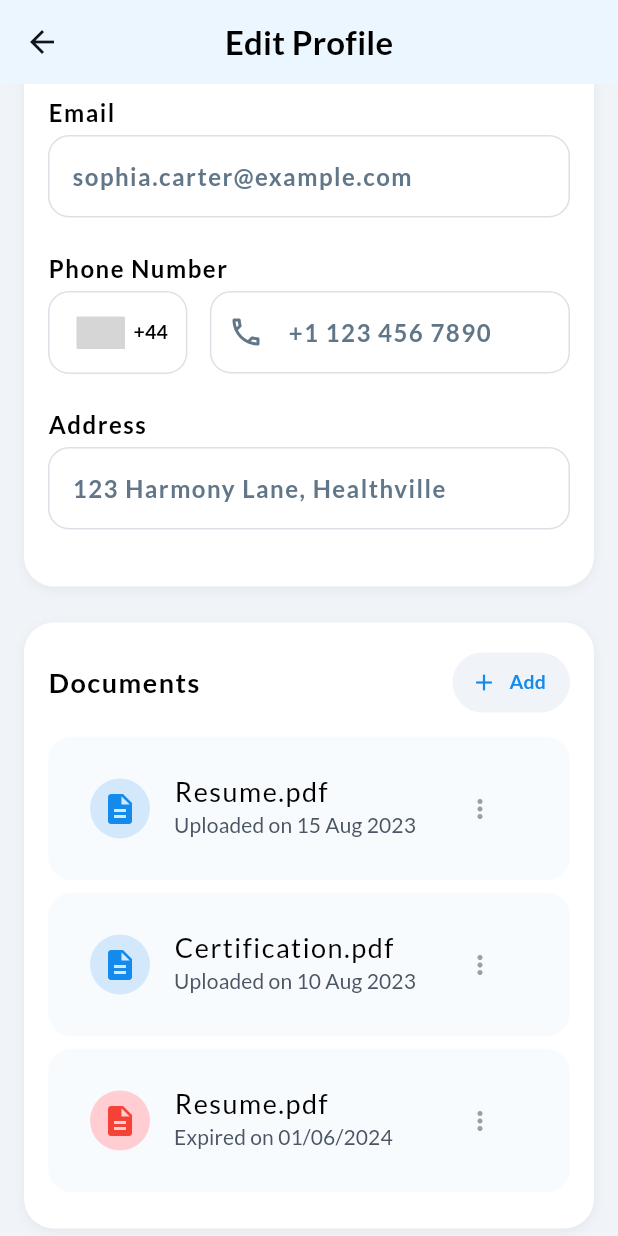
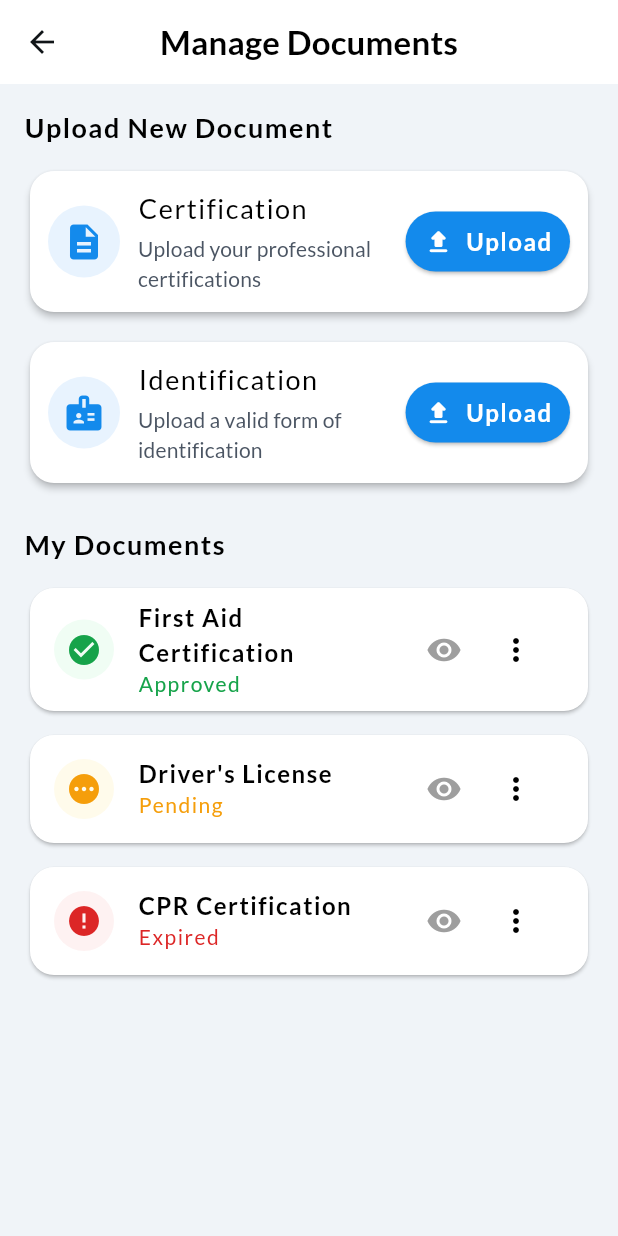
Before and after one commit to Sakhans0010/Kingdom-Care-Services-Apps, a Flutter app: the EditProfileScreen screen opened by its route, scrolled down 576 dp, after a tap on "Add", on a phone screen of 412 x 824 dp. Run offline on Flutter 3.47's test engine with Material 3 defaults, Android fonts, the phone set to English and light mode, and no system bars; drawn by our look-alikes of country_code_picker; our stand-ins replace dio, flutter_easyloading, flutter_riverpod, flutter_secure_storage, fluttertoast, google_maps_flutter and 1 more; missing offline and left inert: back_button_interceptor; accounts and stored records are empty; network calls fail; grey boxes are pictures that could not be loaded.

Commit message:
added Chat, Profile, Edit Profile, and  Documents screen

```diff
--- a/lib/constants/constants.dart
+++ b/lib/constants/constants.dart
@@ -15,6 +15,19 @@ class AppColors {
   static const Color textFieldFill = Colors.white;
   static const Color grey = Color(0xffe9e9ee);
   static const Color error = Colors.red;
+  static const Color warning = Colors.red;
+
+  // Success
+  static const Color success50 = Color(0xFFF0FDF4);
+  static const Color success600 = Color(0xFF16A34A);
+
+  // Warning
+  static const Color warning50 = Color(0xFFFFFBEB);
+  static const Color warning600 = Color(0xFFF59E0B);
+
+  // Danger
+  static const Color danger50 = Color(0xFFFEF2F2);
+  static const Color danger600 = Color(0xFFDC2626);
 
   // static const Color background = Colors.white;
   // static const Color primaryColor = Color(0xff36338c);
--- a/lib/modules/chats/views/chats.dart
+++ b/lib/modules/chats/views/chats_list_screen.dart
@@ -2,8 +2,8 @@ import 'package:flutter/material.dart';
 import 'package:kingdom_care_services_app/modules/chats/widgets/user_chat_item.dart';
 import 'package:kingdom_care_services_app/widgets/title_section_row.dart';
 
-class ChatsScreen extends StatelessWidget {
-  const ChatsScreen({super.key});
+class ChatsListScreen extends StatelessWidget {
+  const ChatsListScreen({super.key});
 
   @override
   Widget build(BuildContext context) {
--- a/lib/modules/chats/widgets/user_chat_item.dart
+++ b/lib/modules/chats/widgets/user_chat_item.dart
@@ -1,6 +1,7 @@
 import 'package:flutter/material.dart';
 import 'package:intl/intl.dart';
 import 'package:kingdom_care_services_app/constants/constants.dart';
+import 'package:kingdom_care_services_app/routes/routes.dart';
 
 class UserChatItem extends StatelessWidget {
   const UserChatItem({super.key});
@@ -8,9 +9,11 @@ class UserChatItem extends StatelessWidget {
   @override
   Widget build(BuildContext context) {
     return InkWell(
+      onTap: () {
+        Navigator.pushNamed(context, Routes.chatScreen);
+      },
       splashColor: AppColors.primaryContainerColor,
       highlightColor: AppColors.primaryContainerColor.withValues(alpha: 0.5),
-      onTap: () {},
       child: Padding(
         padding: EdgeInsets.symmetric(vertical: 10, horizontal: 15),
 
--- /dev/null
+++ b/lib/modules/profile/views/documents_management_screen.dart
@@ -0,0 +1,260 @@
+import 'package:flutter/material.dart';
+import 'package:kingdom_care_services_app/constants/constants.dart';
+
+class DocumentsManagementScreen extends StatelessWidget {
+  const DocumentsManagementScreen({super.key});
+
+  @override
+  Widget build(BuildContext context) {
+    return Scaffold(
+      appBar: AppBar(
+        backgroundColor: AppColors.secondaryBackground,
+        foregroundColor: AppColors.neutral900,
+        title: Text(
+          "Manage Documents",
+          style: Theme.of(
+            context,
+          ).textTheme.titleMedium!.copyWith(fontSize: 22),
+        ),
+      ),
+      body: SingleChildScrollView(
+        padding: const EdgeInsets.all(16),
+        child: Column(
+          children: [
+            // Upload New Document Section
+            Align(
+              alignment: Alignment.centerLeft,
+              child: Text(
+                'Upload New Document',
+                style: Theme.of(
+                  context,
+                ).textTheme.bodyMedium!.copyWith(fontSize: 18),
+              ),
+            ),
+            const SizedBox(height: 12),
+            UploadDocumentCard(
+              icon: Icons.description,
+              iconColor: AppColors.primaryColor,
+              title: 'Certification',
+              subtitle: 'Upload your professional certifications',
+              onUpload: () {},
+            ),
+            const SizedBox(height: 12),
+            UploadDocumentCard(
+              icon: Icons.badge,
+              iconColor: AppColors.primaryColor,
+              title: 'Identification',
+              subtitle: 'Upload a valid form of identification',
+              onUpload: () {},
+            ),
+            const SizedBox(height: 24),
+            // My Documents Section
+            Align(
+              alignment: Alignment.centerLeft,
+              child: Text(
+                'My Documents',
+                style: Theme.of(
+                  context,
+                ).textTheme.bodyMedium!.copyWith(fontSize: 18),
+              ),
+            ),
+            const SizedBox(height: 12),
+            DocumentRow(
+              title: 'First Aid Certification',
+              subtitle: 'Approved',
+              status: DocumentStatus.approved,
+              onView: () {},
+              onMore: () {},
+            ),
+            const SizedBox(height: 8),
+            DocumentRow(
+              title: 'Driver\'s License',
+              subtitle: 'Pending',
+              status: DocumentStatus.pending,
+              onView: () {},
+              onMore: () {},
+            ),
+            const SizedBox(height: 8),
+            DocumentRow(
+              title: 'CPR Certification',
+              subtitle: 'Expired',
+              status: DocumentStatus.expired,
+              onView: () {},
+              onMore: () {},
+            ),
+          ],
+        ),
+      ),
+    );
+  }
+}
+
+// Upload Document Card Widget
+class UploadDocumentCard extends StatelessWidget {
+  final IconData icon;
+  final Color iconColor;
+  final String title;
+  final String subtitle;
+  final VoidCallback onUpload;
+
+  const UploadDocumentCard({
+    super.key,
+    required this.icon,
+    required this.iconColor,
+    required this.title,
+    required this.subtitle,
+    required this.onUpload,
+  });
+
+  @override
+  Widget build(BuildContext context) {
+    return Card(
+      shape: RoundedRectangleBorder(borderRadius: BorderRadius.circular(16)),
+      elevation: 2,
+      child: Padding(
+        padding: const EdgeInsets.all(12),
+        child: Row(
+          children: [
+            CircleAvatar(
+              radius: 24,
+              backgroundColor: AppColors.primary50,
+              child: Icon(icon, color: iconColor, size: 28),
+            ),
+            const SizedBox(width: 12),
+            Expanded(
+              child: Column(
+                crossAxisAlignment: CrossAxisAlignment.start,
+                children: [
+                  Text(
+                    title,
+                    style: Theme.of(context).textTheme.bodyMedium!.copyWith(
+                      fontSize: 18,
+                      fontWeight: FontWeight.w500,
+                    ),
+                  ),
+                  const SizedBox(height: 4),
+                  Text(
+                    subtitle,
+                    style: Theme.of(context).textTheme.labelLarge!.copyWith(
+                      color: AppColors.darkGrey,
+                      fontWeight: FontWeight.normal,
+                      fontSize: 14,
+                    ),
+                  ),
+                ],
+              ),
+            ),
+            ElevatedButton.icon(
+              style: ElevatedButton.styleFrom(
+                backgroundColor: AppColors.primaryColor,
+                shape: RoundedRectangleBorder(
+                  borderRadius: BorderRadius.circular(100),
+                ),
+                padding: const EdgeInsets.symmetric(
+                  horizontal: 12,
+                  vertical: 8,
+                ),
+              ),
+              onPressed: onUpload,
+              icon: Icon(
+                Icons.upload_rounded,
+                size: 20,
+                color: AppColors.secondaryBackground,
+              ),
+              label: Text(
+                'Upload',
+                style: Theme.of(context).textTheme.bodyMedium!.copyWith(
+                  color: AppColors.secondaryBackground,
+                ),
+              ),
+            ),
+          ],
+        ),
+      ),
+    );
+  }
+}
+
+// Document Status Enum
+enum DocumentStatus { approved, pending, expired }
+
+// Document Row Widget
+class DocumentRow extends StatelessWidget {
+  final String title;
+  final String subtitle;
+  final DocumentStatus status;
+  final VoidCallback onView;
+  final VoidCallback onMore;
+
+  const DocumentRow({
+    super.key,
+    required this.title,
+    required this.subtitle,
+    required this.status,
+    required this.onView,
+    required this.onMore,
+  });
+
+  @override
+  Widget build(BuildContext context) {
+    Color statusColor;
+    Color bgColor;
+    IconData icon;
+
+    switch (status) {
+      case DocumentStatus.approved:
+        statusColor = AppColors.success600;
+        bgColor = AppColors.success50;
+        icon = Icons.check_circle;
+        break;
+      case DocumentStatus.pending:
+        statusColor = AppColors.warning600;
+        bgColor = AppColors.warning50;
+        icon = Icons.pending;
+        break;
+      case DocumentStatus.expired:
+      default:
+        statusColor = AppColors.danger600;
+        bgColor = AppColors.danger50;
+        icon = Icons.error;
+        break;
+    }
+
+    return Card(
+      shape: RoundedRectangleBorder(borderRadius: BorderRadius.circular(16)),
+      elevation: 1,
+      child: ListTile(
+        leading: CircleAvatar(
+          backgroundColor: bgColor,
+          child: Icon(icon, color: statusColor),
+        ),
+        title: Text(
+          title,
+          style: Theme.of(context).textTheme.bodyMedium!.copyWith(
+            fontSize: 16,
+            fontWeight: FontWeight.bold,
+          ),
+        ),
+        subtitle: Text(
+          subtitle,
+
+          style: Theme.of(context).textTheme.bodyMedium!.copyWith(
+            fontSize: 14,
+            fontWeight: FontWeight.w500,
+            color: statusColor,
+          ),
+        ),
+        trailing: Row(
+          mainAxisSize: MainAxisSize.min,
+          children: [
+            IconButton(
+              icon: const Icon(Icons.visibility, color: Colors.grey),
+              onPressed: onView,
+            ),
+            IconButton(icon: const Icon(Icons.more_vert), onPressed: onMore),
+          ],
+        ),
+      ),
+    );
+  }
+}
--- a/lib/modules/profile/views/edit_profile_screen.dart
+++ b/lib/modules/profile/views/edit_profile_screen.dart
@@ -1,6 +1,7 @@
 import 'package:flutter/material.dart';
 import 'package:kingdom_care_services_app/constants/constants.dart';
 import 'package:kingdom_care_services_app/modules/profile/widgets/profile_image_container.dart';
+import 'package:kingdom_care_services_app/routes/routes.dart';
 import 'package:kingdom_care_services_app/widgets/custom_country_code_picker.dart';
 import 'package:kingdom_care_services_app/widgets/custom_material_button.dart';
 import 'package:kingdom_care_services_app/widgets/custom_network_image.dart';
@@ -201,7 +202,12 @@ class _EditProfileScreenState extends State<EditProfileScreen> {
                           ).textTheme.bodyMedium!.copyWith(fontSize: 18),
                         ),
                         TextButton.icon(
-                          onPressed: () {},
+                          onPressed: () {
+                            Navigator.pushNamed(
+                              context,
+                              Routes.documentsManagementScreen,
+                            );
+                          },
                           icon: const Icon(Icons.add, size: 18),
                           label: const Text("Add"),
                           style: TextButton.styleFrom(
--- a/lib/routes/routes.dart
+++ b/lib/routes/routes.dart
@@ -4,8 +4,10 @@ import 'package:kingdom_care_services_app/modules/auth/views/forgot_password_scr
 import 'package:kingdom_care_services_app/modules/auth/views/login_screen.dart';
 import 'package:kingdom_care_services_app/modules/auth/views/signup_screen.dart';
 import 'package:kingdom_care_services_app/modules/availability_scheduler/views/availability_scheduler.dart';
+import 'package:kingdom_care_services_app/modules/chats/views/chat_screen.dart';
 import 'package:kingdom_care_services_app/modules/home/views/home_screen.dart';
 import 'package:kingdom_care_services_app/modules/main/main_screen.dart';
+import 'package:kingdom_care_services_app/modules/profile/views/documents_management_screen.dart';
 import 'package:kingdom_care_services_app/modules/profile/views/edit_profile_screen.dart';
 // import 'package:kingdom_care_services_app/modules/auth/views/login_screen.dart';
 // import 'package:kingdom_care_services_app/modules/auth/views/signup_screen.dart';
@@ -24,6 +26,8 @@ class Routes {
   static const String mapDetailsScreen = "mapDetailsScreen";
   static const String forgotPassword = "forgotPassword";
   static const String editProfileScreen = "editProfileScreen";
+  static const String documentsManagementScreen = "documentsManagementScreen";
+  static const String chatScreen = "chatScreen";
 
   static Route<dynamic> generateRoute(RouteSettings settings) {
     final args = settings.arguments;
@@ -40,6 +44,10 @@ class Routes {
         return MaterialPageRoute(builder: (_) => HomeScreen());
       case editProfileScreen:
         return MaterialPageRoute(builder: (_) => EditProfileScreen());
+      case documentsManagementScreen:
+        return MaterialPageRoute(builder: (_) => DocumentsManagementScreen());
+      case chatScreen:
+        return MaterialPageRoute(builder: (_) => ChatScreen());
       case availabilityScheduler:
         return MaterialPageRoute(builder: (_) => AvailabilityScheduler());
       case shiftDetailsScreen:
```
Also changed, not shown: lib/modules/chats/views/chat_screen.dart (added, +187 -0 lines), lib/modules/main/main_screen.dart (+8 -12 lines), lib/modules/profile/views/profile_screen.dart (+24 -3 lines), lib/modules/profile/widgets/into_section.dart (+18 -6 lines).
